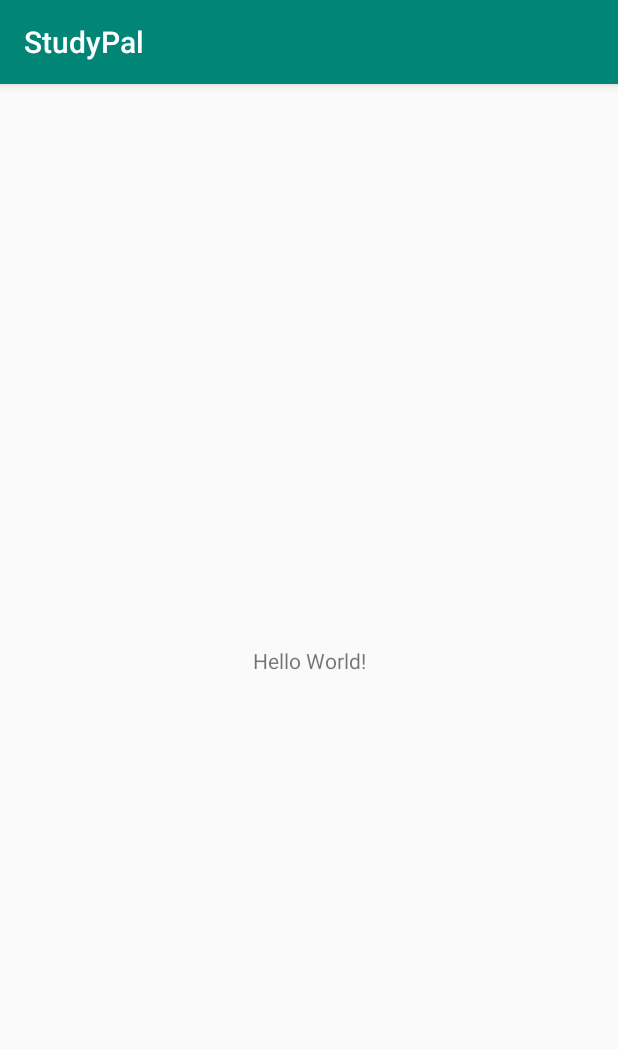
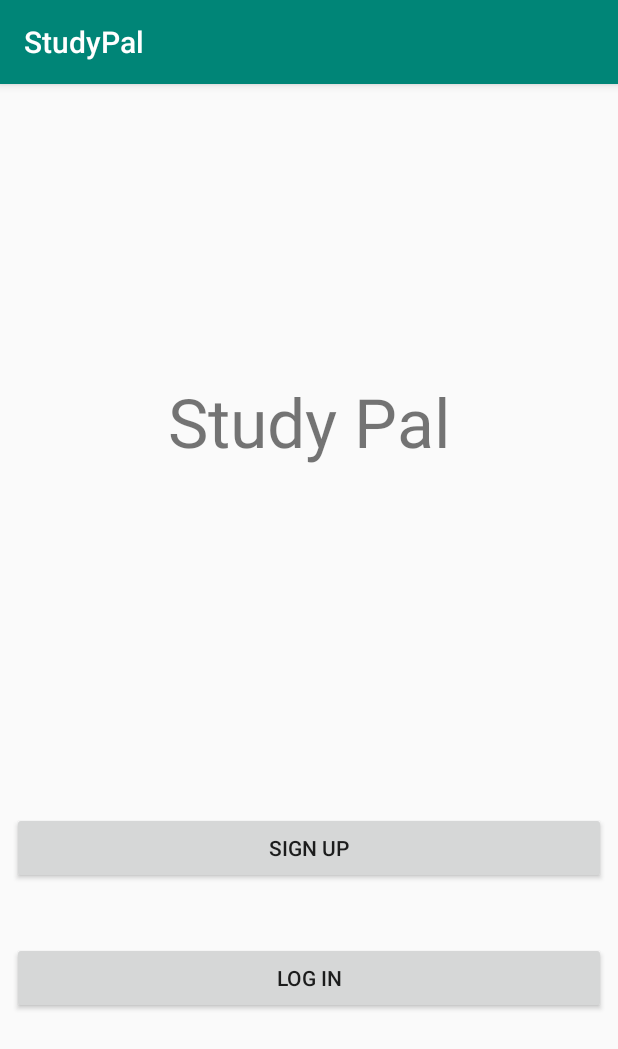
Before and after one commit to sena-neuro/StudyPal, an Android app: the screen it shows after launch (MainActivity), on a phone screen of 412 x 824 dp. Shown: the top 1049 px of the screen. Run offline under Robolectric (Android 15) with nearby library versions, the phone set to English and light mode, and no system bars.

Commit message:
Home page

```diff
--- a/app/src/main/res/layout/activity_main.xml
+++ b/app/src/main/res/layout/activity_main.xml
@@ -8,12 +8,31 @@
         tools:context=".MainActivity">
 
     <TextView
-            android:layout_width="wrap_content"
-            android:layout_height="wrap_content"
-            android:text="Hello World!"
+            android:layout_width="0dp"
+            android:layout_height="106dp"
+            android:text="Study Pal"
             app:layout_constraintBottom_toBottomOf="parent"
             app:layout_constraintLeft_toLeftOf="parent"
             app:layout_constraintRight_toRightOf="parent"
-            app:layout_constraintTop_toTopOf="parent"/>
+            android:layout_marginTop="8dp" app:layout_constraintTop_toTopOf="parent" android:id="@+id/textView"
+            android:textSize="45sp" android:gravity="center" app:layout_constraintHorizontal_bias="1.0"
+            app:layout_constraintVertical_bias="0.251"/>
+    <Button
+            android:text="LOG IN"
+            android:layout_width="0dp"
+            android:layout_height="wrap_content"
+            android:id="@+id/button" app:layout_constraintEnd_toEndOf="parent" android:layout_marginEnd="8dp"
+            app:layout_constraintStart_toStartOf="parent" android:layout_marginStart="8dp"
+            android:layout_marginBottom="148dp" app:layout_constraintBottom_toBottomOf="parent"
+            app:layout_constraintHorizontal_bias="0.0"/>
+    <Button
+            android:text="SIGN UP"
+            android:layout_width="0dp"
+            android:layout_height="wrap_content"
+            android:id="@+id/button2" app:layout_constraintEnd_toEndOf="parent" android:layout_marginEnd="8dp"
+            app:layout_constraintStart_toStartOf="parent" android:layout_marginStart="8dp"
+            android:layout_marginBottom="8dp" app:layout_constraintBottom_toTopOf="@+id/button"
+            android:layout_marginTop="8dp" app:layout_constraintTop_toBottomOf="@+id/textView"
+            app:layout_constraintHorizontal_bias="0.0" app:layout_constraintVertical_bias="0.866"/>
 
 </androidx.constraintlayout.widget.ConstraintLayout>
```
